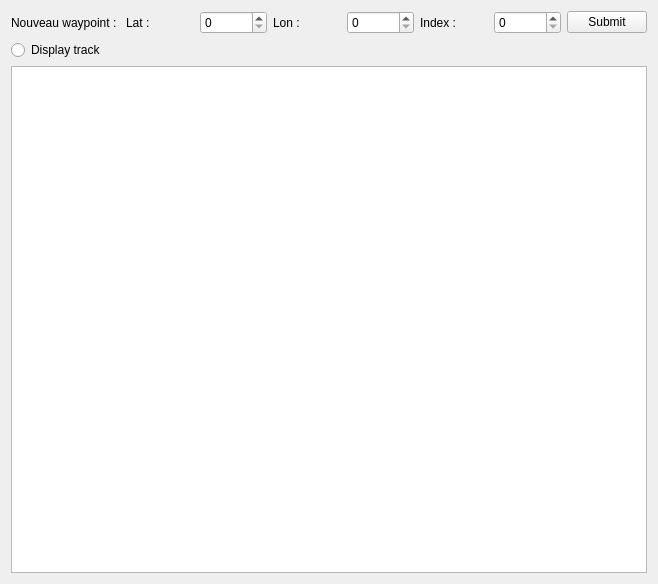
Qt form src/gui/mainwindow.ui (ElieCo/MicroTransat) before a commit.
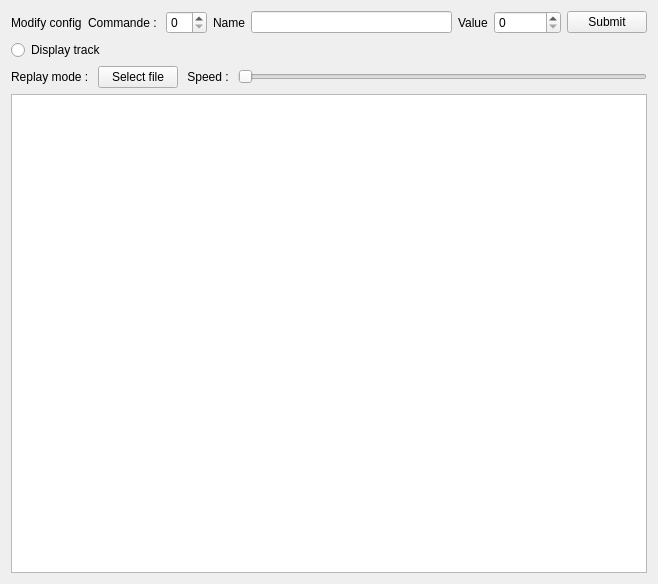
The same form after that commit.

Commit message: Progress on replay mode

Patch:
```diff
--- a/src/gui/mainwindow.ui
+++ b/src/gui/mainwindow.ui
@@ -38,39 +38,51 @@
         <item>
          <widget class="QLabel" name="label_8">
           <property name="text">
-           <string>Nouveau waypoint : </string>
+           <string>Modify config</string>
           </property>
          </widget>
         </item>
         <item>
          <widget class="QLabel" name="label_4">
           <property name="text">
-           <string>Lat : </string>
+           <string>Commande : </string>
           </property>
          </widget>
         </item>
         <item>
-         <widget class="QSpinBox" name="spinBox"/>
+         <widget class="QSpinBox" name="commande">
+          <property name="maximum">
+           <number>30</number>
+          </property>
+         </widget>
         </item>
         <item>
          <widget class="QLabel" name="label_9">
           <property name="text">
-           <string>Lon :</string>
+           <string>Name</string>
           </property>
          </widget>
         </item>
         <item>
-         <widget class="QSpinBox" name="spinBox_2"/>
+         <widget class="QLineEdit" name="var_name">
+          <property name="maxLength">
+           <number>200</number>
+          </property>
+         </widget>
         </item>
         <item>
          <widget class="QLabel" name="label_10">
           <property name="text">
-           <string>Index : </string>
+           <string>Value</string>
           </property>
          </widget>
         </item>
         <item>
-         <widget class="QSpinBox" name="spinBox_3"/>
+         <widget class="QSpinBox" name="spinBox_3">
+          <property name="maximum">
+           <number>999999999</number>
+          </property>
+         </widget>
         </item>
         <item>
          <widget class="QPushButton" name="pushButton">
@@ -84,7 +96,7 @@
       <item>
        <layout class="QHBoxLayout" name="horizontalLayout_3">
         <item>
-         <widget class="QRadioButton" name="radioButton">
+         <widget class="QRadioButton" name="activeTrack">
           <property name="text">
            <string>Display track</string>
           </property>
@@ -92,6 +104,38 @@
         </item>
        </layout>
       </item>
+      <item>
+       <layout class="QHBoxLayout" name="horizontalLayout_4">
+        <item>
+         <widget class="QLabel" name="label">
+          <property name="text">
+           <string>Replay mode : </string>
+          </property>
+         </widget>
+        </item>
+        <item>
+         <widget class="QPushButton" name="file_selection">
+          <property name="text">
+           <string>Select file</string>
+          </property>
+         </widget>
+        </item>
+        <item>
+         <widget class="QLabel" name="label_2">
+          <property name="text">
+           <string> Speed : </string>
+          </property>
+         </widget>
+        </item>
+        <item>
+         <widget class="QSlider" name="horizontalSlider">
+          <property name="orientation">
+           <enum>Qt::Horizontal</enum>
+          </property>
+         </widget>
+        </item>
+       </layout>
+      </item>
       <item>
        <widget class="QGraphicsView" name="graphicMap"/>
       </item>
```
The commit also changes 5 other files.
